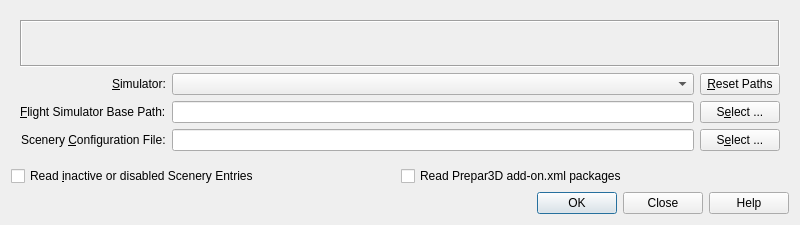
Old version of the form src/db/databasedialog.ui in the repository albar965/littlenavmap.
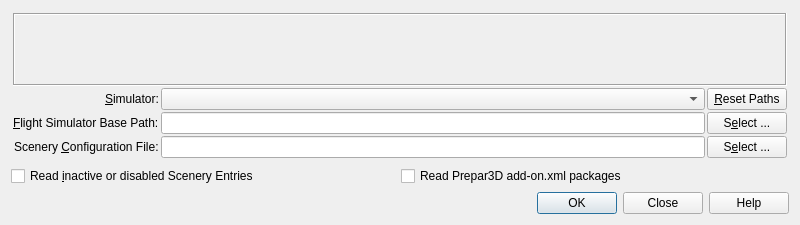
New version of the form.

What changed in the file:
```diff
--- a/src/db/databasedialog.ui
+++ b/src/db/databasedialog.ui
@@ -17,16 +17,19 @@
    <item>
     <layout class="QGridLayout" name="gridLayout">
      <property name="leftMargin">
-      <number>9</number>
+      <number>2</number>
      </property>
      <property name="topMargin">
-      <number>9</number>
+      <number>2</number>
      </property>
      <property name="rightMargin">
-      <number>9</number>
+      <number>2</number>
      </property>
      <property name="bottomMargin">
-      <number>9</number>
+      <number>2</number>
+     </property>
+     <property name="spacing">
+      <number>2</number>
      </property>
      <item row="0" column="0" colspan="5">
       <widget class="QLabel" name="labelDatabaseInformation">
```
